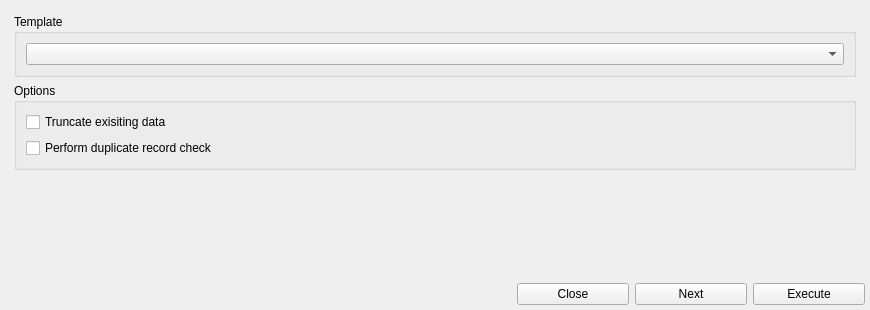
karlmoad/TroopTreasurer, file ui/src/importdatadialog.ui: the form before one commit.
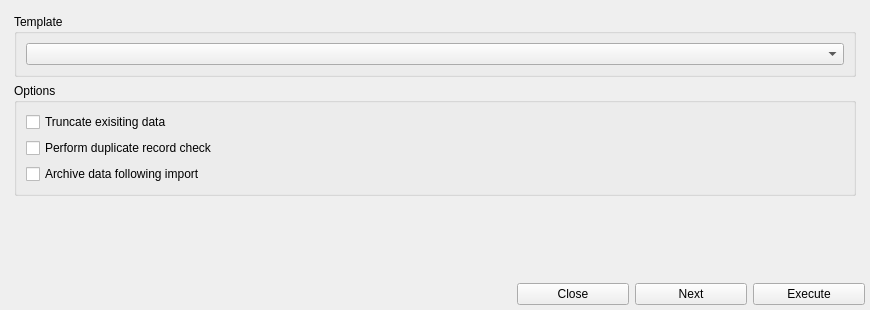
The form after the commit. The open tabs and pages were chosen to show the change.

Commit message: import data to archive table options

```diff
--- a/ui/src/importdatadialog.ui
+++ b/ui/src/importdatadialog.ui
@@ -71,6 +71,13 @@
             </property>
            </widget>
           </item>
+          <item>
+           <widget class="QCheckBox" name="chkArchive">
+            <property name="text">
+             <string>Archive data following import</string>
+            </property>
+           </widget>
+          </item>
          </layout>
         </widget>
        </item>
```
Left out of the diff: 2 changed lines with no effect on the pictures. The commit also changes 4 other files.
